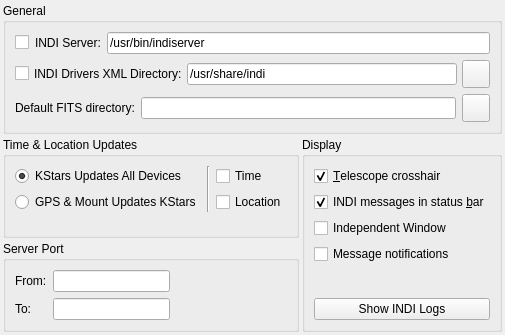
Qt form kstars/indi/opsindi.ui (KDE/kstars) before a commit.
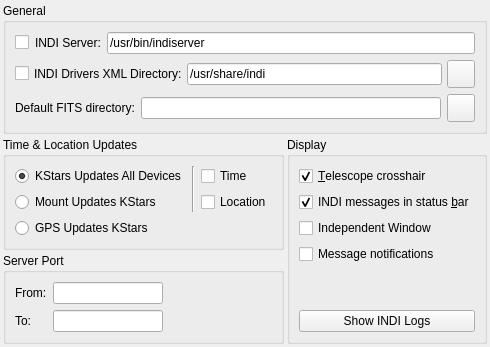
The same form after that commit.

Commit message: Separate device source into Mount and GPS sources to enable users to select which source they prefer most

```diff
--- a/kstars/indi/opsindi.ui
+++ b/kstars/indi/opsindi.ui
@@ -224,7 +224,7 @@
                <string>&lt;html&gt;&lt;head/&gt;&lt;body&gt;&lt;p&gt;GPS/Mount devices are the master source of time and location settings. KStars time and location settings are synchronized with GPS/Mount settings.&lt;/p&gt;&lt;/body&gt;&lt;/html&gt;</string>
               </property>
               <property name="text">
-               <string>GPS &amp;&amp; Mount Updates KStars</string>
+               <string>Mount Updates KStars</string>
               </property>
              </widget>
             </item>
@@ -244,6 +244,16 @@
               </property>
              </widget>
             </item>
+            <item row="2" column="0">
+             <widget class="QRadioButton" name="kcfg_useGPSSource">
+              <property name="toolTip">
+               <string>&lt;html&gt;&lt;head/&gt;&lt;body&gt;&lt;p&gt;GPS driver is the master source of time and location settings. KStars time and location settings are synchronized with GPS settings.&lt;/p&gt;&lt;/body&gt;&lt;/html&gt;</string>
+              </property>
+              <property name="text">
+               <string>GPS Updates KStars</string>
+              </property>
+             </widget>
+            </item>
            </layout>
           </item>
           <item>
```
Left out of the diff: 6 changed lines with no effect on the pictures. The commit also changes 5 other files.
